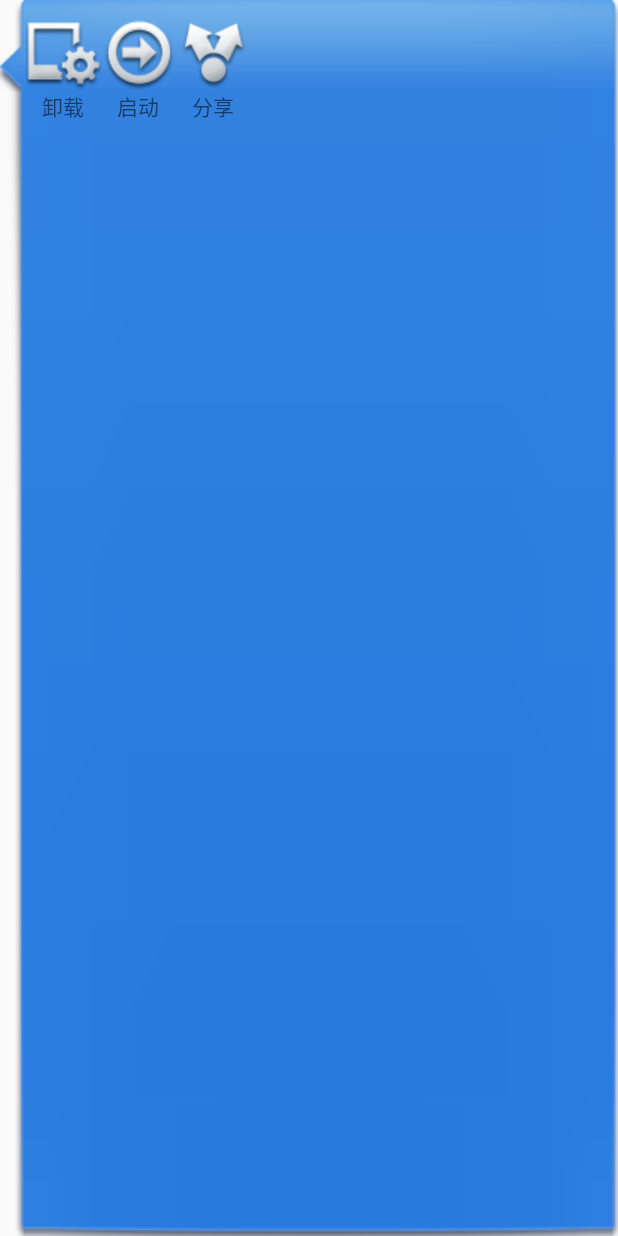
After one commit to RyanYans/RyaMobileSafe, an Android app: the layout view_appmanager_popup.xml on its own in the app's theme, with its tools: preview values and no code run, on a phone screen of 412 x 824 dp. The commit adds this screen. Run offline under Robolectric (Android 15) with nearby library versions, the phone set to English and light mode, and no system bars.

Commit message:
day10 / night - appManager页面 - PopupWindow - AnimationSet - PopupWindow功能(卸载、启动、分享)

```diff
--- /dev/null
+++ b/app/src/main/res/layout/view_appmanager_popup.xml
@@ -0,0 +1,32 @@
+<?xml version="1.0" encoding="utf-8"?>
+<LinearLayout xmlns:android="http://schemas.android.com/apk/res/android"
+    android:id="@+id/ll_appmanager"
+    android:layout_width="match_parent"
+    android:layout_height="match_parent"
+    android:background="@drawable/local_popup_bg"
+    android:orientation="horizontal">
+
+    <TextView
+        android:id="@+id/tv_appmanager_popup_uninstall"
+        android:layout_width="wrap_content"
+        android:layout_height="wrap_content"
+        android:drawableTop="@drawable/img1"
+        android:gravity="center"
+        android:text="卸载" />
+    <TextView
+        android:id="@+id/tv_appmanager_popup_start"
+        android:layout_width="wrap_content"
+        android:layout_height="wrap_content"
+        android:drawableTop="@drawable/img2"
+        android:gravity="center"
+        android:text="启动"
+        />
+    <TextView
+        android:id="@+id/tv_appmanager_popup_share"
+        android:layout_width="wrap_content"
+        android:layout_height="wrap_content"
+        android:drawableTop="@drawable/img3"
+        android:gravity="center"
+        android:text="分享" />
+
+</LinearLayout>
```
Also changed, not shown: app/src/main/java/com/rya/ryamobilesafe/activity/AdvToolsActivity.java (+6 -1 lines), app/src/main/java/com/rya/ryamobilesafe/activity/AppManagerActivity.java (+122 -10 lines), app/src/main/res/layout/activity_advtools.xml (+27 -27 lines), app/src/main/res/drawable/img1.png (added), app/src/main/res/drawable/img2.png (added), app/src/main/res/drawable/img3.png (added), app/src/main/res/drawable/local_popup_bg.9.png (added).
